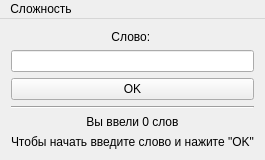
Qt form mainwindow.ui (Stals/wordsWithPC) before a commit.
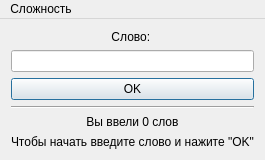
The same form after that commit.

Patch:
```diff
--- a/mainwindow.ui
+++ b/mainwindow.ui
@@ -37,6 +37,12 @@
           <property name="text">
            <string>OK</string>
           </property>
+          <property name="autoDefault">
+           <bool>true</bool>
+          </property>
+          <property name="default">
+           <bool>true</bool>
+          </property>
          </widget>
         </item>
        </layout>
```
Left out of the diff: 19 changed lines with no effect on the pictures.
